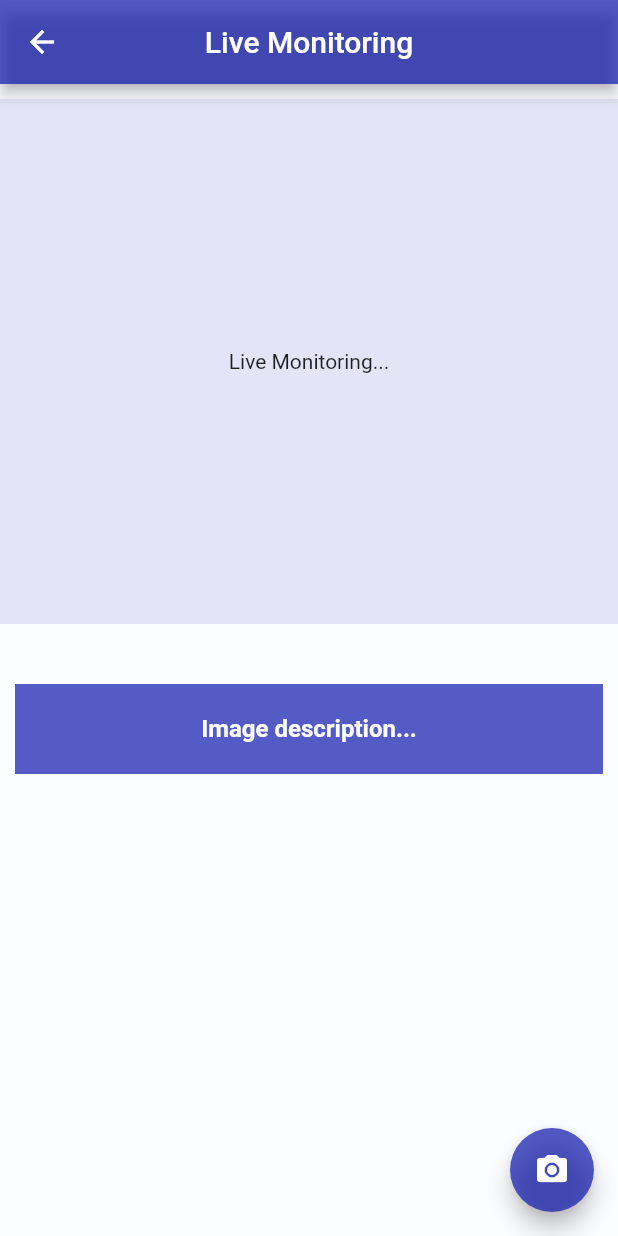
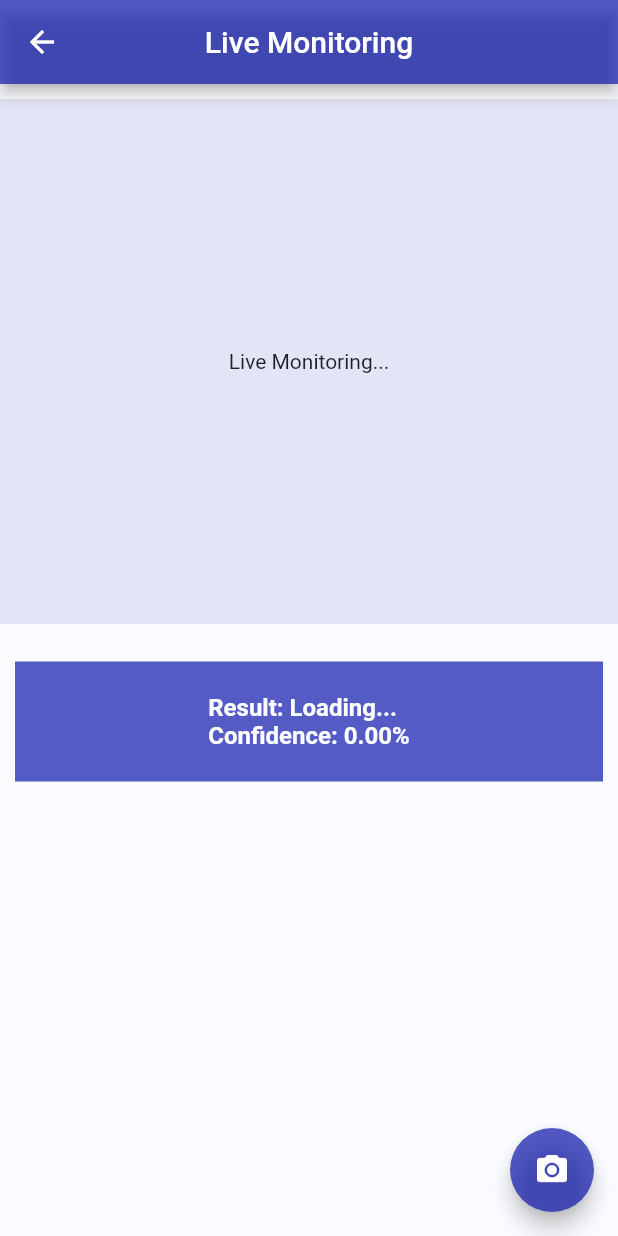
Before and after one commit to musama4830/agriculture_tech_solutions, a Flutter app: the LiveMonitoring screen opened directly, on a phone screen of 412 x 824 dp. Run offline on Flutter 3.47's test engine with Material 2 defaults, Android fonts, the phone set to English and light mode, and no system bars; our stand-ins replace font_awesome_flutter, get, image_picker, table_calendar; missing offline and left inert: tflite; network calls fail.

Commit message:
removed error from live monitoring file.

```diff
--- a/lib/home_page.dart
+++ b/lib/home_page.dart
@@ -1,9 +1,7 @@
-
 import 'package:flutter/material.dart';
 
 import 'package:http/http.dart' as http;
 import 'dart:convert';
-
 
 import './colors.dart' as color;
 import './calendar.dart';
@@ -29,7 +27,7 @@ class _HomePageState extends State<HomePage> {
   int value;
   Future getWeather() async {
     http.Response response = await http.get(Uri.parse(
-        "https://api.openweathermap.org/data/2.5/weather?q=Lahore&units=imperial&appid=##########################"));
+        "https://api.openweathermap.org/data/2.5/weather?q=Lahore&units=imperial&appid=35386de90cb54eb2f8e4f96f9b115dde"));
     var results = jsonDecode(response.body);
 
     setState(() {
--- a/lib/live_monitoring.dart
+++ b/lib/live_monitoring.dart
@@ -2,6 +2,7 @@ import 'dart:io';
 
 import 'package:flutter/material.dart';
 import 'package:image_picker/image_picker.dart';
+import 'package:provider/provider.dart';
 import 'package:tflite/tflite.dart';
 
 import './colors.dart' as color;
@@ -13,35 +14,48 @@ class LiveMonitoring extends StatefulWidget {
 
 class _LiveMonitoringState extends State<LiveMonitoring> {
   File imageFile;
-  String imageDetails = 'Image description...';
+  String imageDetails = 'Loading...';
   List _result;
-  String _confidence = "";
+  String _confidence = "0.00%";
   String _name = "";
   String _numbers = "";
 
   _loadMyModel() async {
     var resultant = await Tflite.loadModel(
-        labels: "assets/labels.txt", model: "assets/saved_model.tflite");
+        labels: "assets/labels.txt",
+        model: "assets/saved_model.tflite",
+        numThreads: 1);
+
+    print(resultant);
+  }
+
+  @override
+  void dispose() {
+    Tflite.close();
+    super.dispose();
   }
 
   applyModelOnImage(File file) async {
     var res = await Tflite.runModelOnImage(
       path: file.path,
-      numResults: 4,
-      threshold: 0.5,
-      imageMean: 127.5,
-      imageStd: 127.5,
+      numResults: 1,
+      threshold: 0.2,
+      imageMean: 0.0,
+      imageStd: 255.0,
+      asynch: true,
     );
 
     setState(() {
       _result = res;
 
-      String str = _result[0]["label"];
-      _name = str.substring(4);
+      _name = _result[0]["label"];
       _confidence = _result != null
           ? (_result[0]['confidence'] * 100.0).toString().substring(0, 4) + "%"
           : "";
       imageDetails = _name;
+      print(_result);
+      print(_name);
+      print(_confidence);
     });
   }
 
@@ -57,7 +71,7 @@ class _LiveMonitoringState extends State<LiveMonitoring> {
     );
     if (pickedFile != null) {
       setState(() {
-        imageFile = pickedFile as File;
+        imageFile = File(pickedFile.path);
       });
       Navigator.of(context).pop();
       applyModelOnImage(imageFile);
@@ -70,7 +84,7 @@ class _LiveMonitoringState extends State<LiveMonitoring> {
     );
     if (pickedFile != null) {
       setState(() {
-        imageFile = pickedFile as File;
+        imageFile = File(pickedFile.path);
       });
       Navigator.of(context).pop();
       applyModelOnImage(imageFile);
@@ -141,19 +155,20 @@ class _LiveMonitoringState extends State<LiveMonitoring> {
                       child: Text('Live Monitoring...'),
                     )
                   : Image.file(
-                      File(imageFile.path),
-                      fit: BoxFit.contain,
+                      imageFile,
+                      fit: BoxFit.cover,
                     ),
             ),
-            const SizedBox(height: 30),
+            const SizedBox(height: 15),
             Container(
               width: MediaQuery.of(context).size.width,
-              height: 60,
+              height: 80,
               padding: const EdgeInsets.all(5),
               margin: const EdgeInsets.all(10),
               color: color.AppColor.gradientFirst.withOpacity(0.7),
               child: Center(
-                child: Text(imageDetails,
+                child: Text(
+                    "Result: ${imageDetails}" + "\nConfidence: ${_confidence}",
                     style: TextStyle(
                         color: color.AppColor.homePageBackground,
                         fontWeight: FontWeight.bold,
--- a/pubspec.yaml
+++ b/pubspec.yaml
@@ -30,7 +30,6 @@ dependencies:
   flutter:
     sdk: flutter
   tflite: ^1.1.2
-  meta: ^1.7.0
   provider: ^6.0.3
   get: ^4.6.1
   table_calendar: ^3.0.5
```
Also changed, not shown: pubspec.lock, 1 other file.
